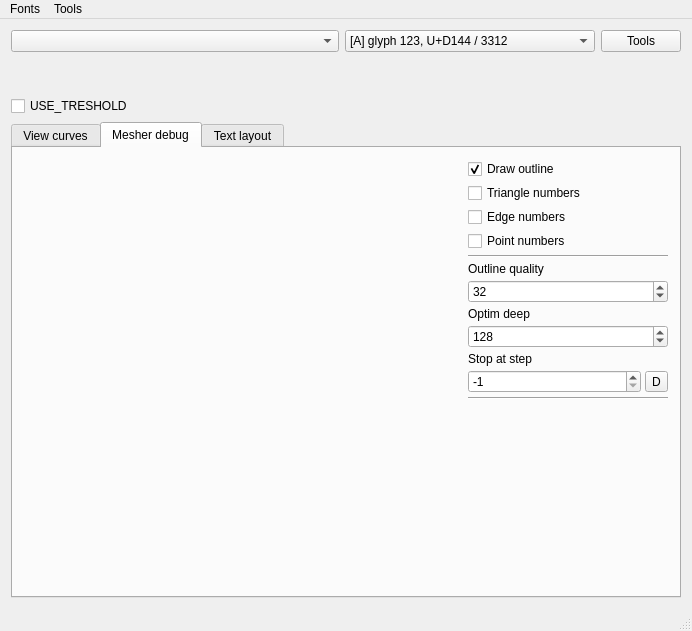
First picture: the form in debug-app-qt/mainwindow.ui, repository fetisov/ttf2mesh, before the edit.
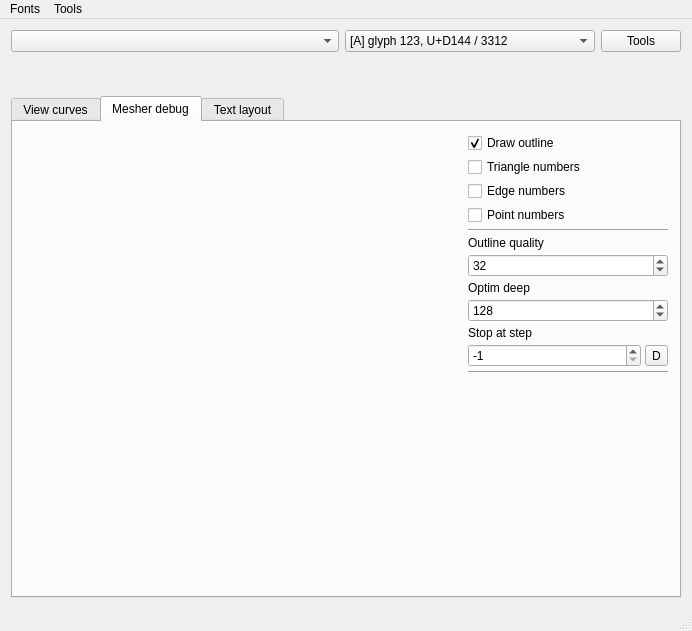
Second picture: the form after the edit. Custom widgets are drawn as their Qt base class.

Diff of the .ui file:
```diff
--- a/debug-app-qt/mainwindow.ui
+++ b/debug-app-qt/mainwindow.ui
@@ -96,7 +96,7 @@
       </item>
      </layout>
     </item>
-    <item row="3" column="0" colspan="2">
+    <item row="2" column="0" colspan="2">
      <widget class="QTabWidget" name="tabWidget">
       <property name="currentIndex">
        <number>1</number>
@@ -504,13 +504,6 @@
       </widget>
      </widget>
     </item>
-    <item row="2" column="0">
-     <widget class="QCheckBox" name="USE_TRESHOLD">
-      <property name="text">
-       <string>USE_TRESHOLD</string>
-      </property>
-     </widget>
-    </item>
    </layout>
   </widget>
   <widget class="QMenuBar" name="menuBar">
```
Left out of the diff: 16 changed lines with no effect on the pictures.
